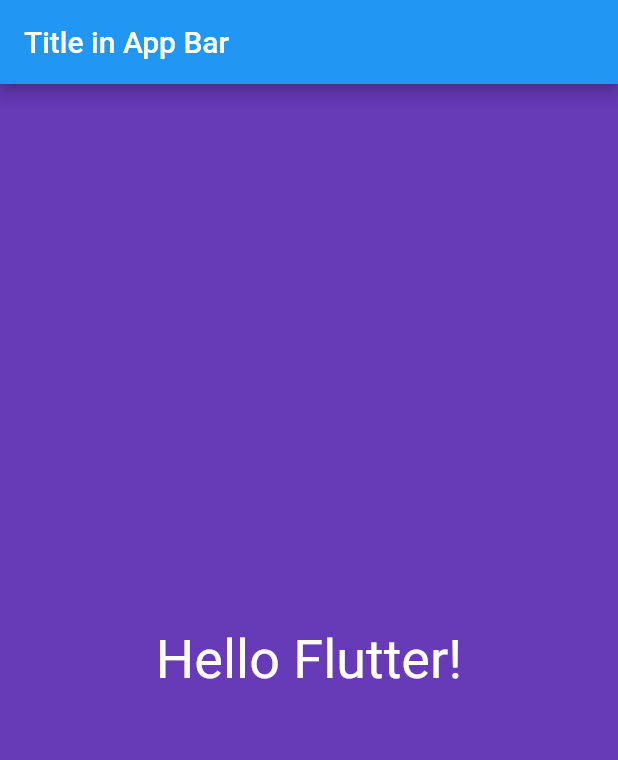
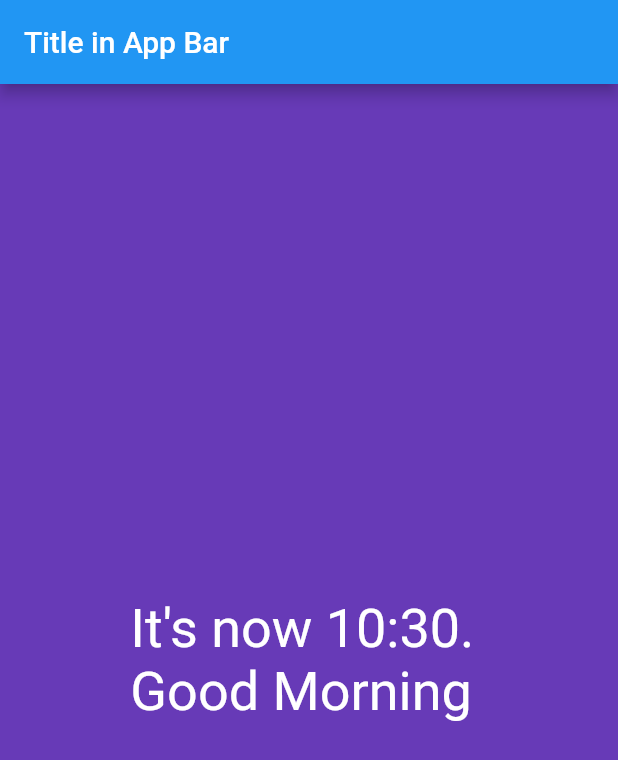
Before and after one commit to vertiavo/hello-flutter, a Flutter app: the screen it shows after launch, on a phone screen of 412 x 824 dp. Shown: the top 760 px of the screen. Run offline on Flutter 3.47's test engine with Material 2 defaults, Android fonts, the phone set to English and light mode, and no system bars.

Commit message:
Added hello function

```diff
--- a/lib/screens/home.dart
+++ b/lib/screens/home.dart
@@ -7,11 +7,32 @@ class Home extends StatelessWidget {
       color: Colors.deepPurple,
       child: Center(
         child: Text(
-          "Hello Flutter!",
+          sayHello(),
           textDirection: TextDirection.ltr,
           style: TextStyle(color: Colors.white, fontSize: 36.0),
         ),
       ),
     );
   }
+
+  String sayHello() {
+    String hello;
+
+    DateTime now = new DateTime.now();
+    int hour = now.hour;
+    int minute = now.minute;
+
+    if (hour < 12) {
+      hello = "Good Morning";
+    } else if (hour < 18) {
+      hello = "Good Afternoon";
+    } else {
+      hello = "Good Evening";
+    }
+
+    String minutes =
+        (minute < 10) ? "0" + minute.toString() : minute.toString();
+
+    return "It's now " + hour.toString() + ":" + minutes + ". \n" + hello;
+  }
 }
```
